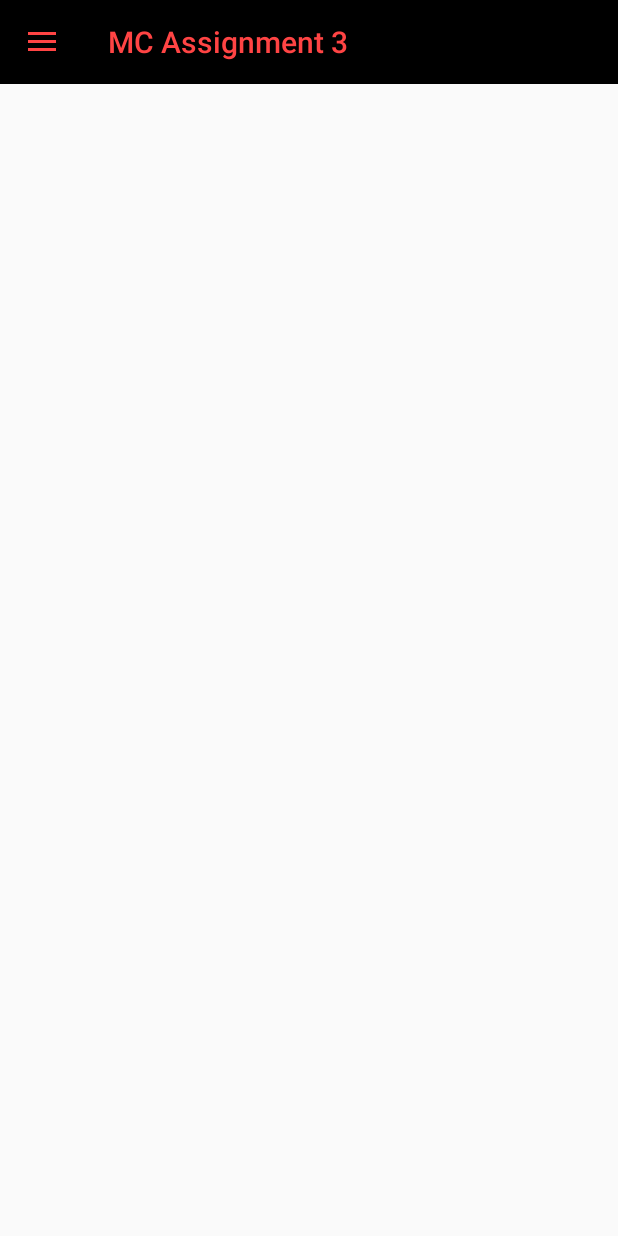
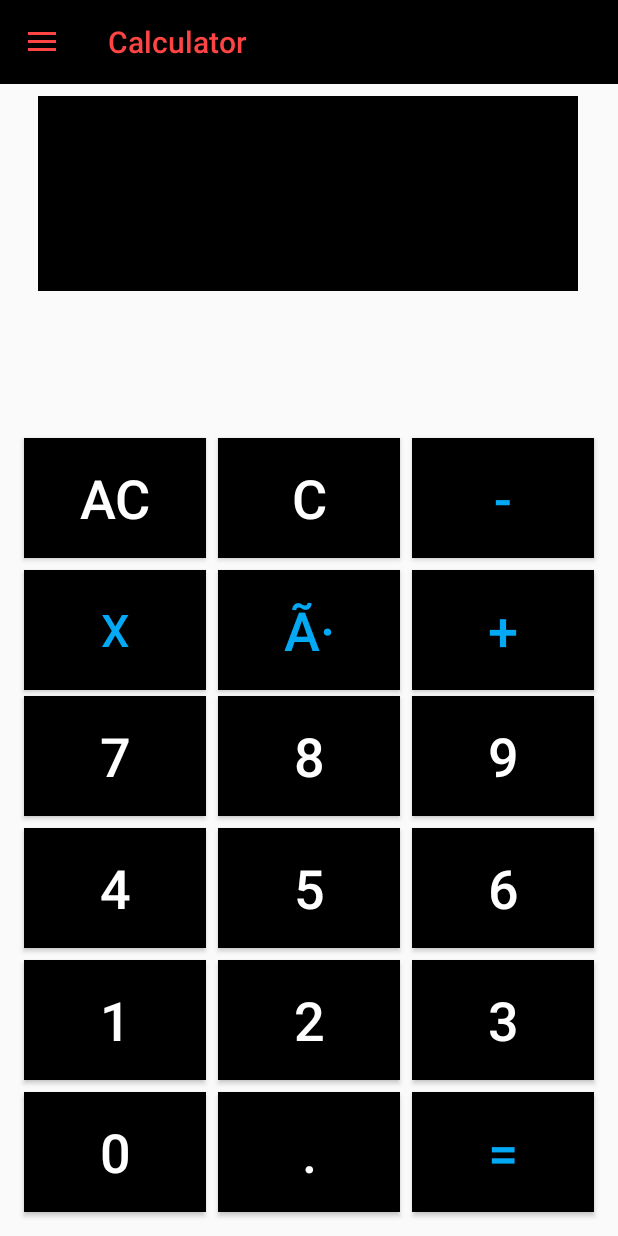
Before and after one commit to szafar97/Assignment3, an Android app: the screen it shows after launch (MainActivity before the commit, CalculatorActivity after it), after a tap on "Calculator", on a phone screen of 412 x 824 dp. Run offline under Robolectric (Android 15) with nearby library versions, the light colour scheme and no system bars; 1 other tap on this screen came first.

Commit message:
Calculator added with Navigation Menu

```diff
--- a/app/src/main/AndroidManifest.xml
+++ b/app/src/main/AndroidManifest.xml
@@ -9,6 +9,7 @@
         android:roundIcon="@mipmap/ic_launcher_round"
         android:supportsRtl="true"
         android:theme="@style/AppTheme">
+        <activity android:name=".Calculator.CalculatorActivity"></activity>
         <activity android:name=".MainActivity">
             <intent-filter>
                 <action android:name="android.intent.action.MAIN" />
--- /dev/null
+++ b/app/src/main/java/com/szafar97/assignment3/Calculator/CalculatorActivity.java
@@ -0,0 +1,191 @@
+package com.szafar97.assignment3.Calculator;
+
+import android.os.Bundle;
+import android.view.LayoutInflater;
+import android.view.View;
+import android.widget.Button;
+import android.widget.TextView;
+
+import com.szafar97.assignment3.MainActivity;
+import com.szafar97.assignment3.R;
+
+public class CalculatorActivity extends MainActivity {
+
+    double answer;
+    boolean flag;
+    String calculation;
+    TextView expression, recent;
+    Button all_clear, clear, btn_equal;
+    Button[] numbtn, oprbtn;
+
+    @Override
+    protected void onCreate(Bundle savedInstanceState) {
+        super.onCreate(savedInstanceState);
+        //setContentView(R.layout.activity_calculator);
+
+        LayoutInflater inflater = getLayoutInflater();
+        View contentView = inflater.inflate(R.layout.activity_calculator, null, false);
+        toolbar.setTitle("Calculator");
+        navigationView.getMenu().getItem(0).setEnabled(false);
+        drawerLayout.addView(contentView, 0);
+
+        answer = 0;
+        flag = false;
+        calculation = "";
+        numbtn = new Button[11];
+        oprbtn = new Button[4];
+
+        expression = (TextView)findViewById(R.id._expression);
+        recent = (TextView)findViewById(R.id._recent);
+        all_clear = (Button)findViewById(R.id.all_clear);
+        clear = (Button)findViewById(R.id.clear);
+        numbtn[0] = (Button)findViewById(R.id._0);
+        numbtn[1] = (Button)findViewById(R.id._1);
+        numbtn[2] = (Button)findViewById(R.id._2);
+        numbtn[3] = (Button)findViewById(R.id._3);
+        numbtn[4] = (Button)findViewById(R.id._4);
+        numbtn[5] = (Button)findViewById(R.id._5);
+        numbtn[6] = (Button)findViewById(R.id._6);
+        numbtn[7] = (Button)findViewById(R.id._7);
+        numbtn[8] = (Button)findViewById(R.id._8);
+        numbtn[9] = (Button)findViewById(R.id._9);
+        numbtn[10] = (Button)findViewById(R.id._decimal);
+        btn_equal = (Button)findViewById(R.id.btn_equal);
+        oprbtn[0] = (Button)findViewById(R.id.btn_add);
+        oprbtn[1] = (Button)findViewById(R.id.btn_sub);
+        oprbtn[2] = (Button)findViewById(R.id.btn_mul);
+        oprbtn[3] = (Button)findViewById(R.id.btn_div);
+
+        View.OnClickListener all_clear_function = new View.OnClickListener() {
+            @Override
+            public void onClick(View v) {
+                expression.setText("");
+                recent.setText("");
+                answer = 0;
+            }
+        };
+
+        View.OnClickListener clear_function = new View.OnClickListener() {
+            @Override
+            public void onClick(View v) {
+                expression.setText("");
+            }
+        };
+
+        View.OnClickListener numbtn_function = new View.OnClickListener() {
+            @Override
+            public void onClick(View v) {
+                String exp = expression.getText().toString();
+
+                if (flag || exp.contains("Error") || exp.equals("0"))
+                {
+                    expression.setText("");
+                    recent.setText("");
+                    exp = "";
+                }
+
+                flag = false;
+                Button btn = (Button)v;
+                String num = btn.getText().toString();
+
+                if (num.equals("."))
+                {
+                    if(!exp.contains("."))
+                    {
+                        expression.setText(exp + num);
+                    }
+                }
+                else
+                {
+                    expression.setText(exp + num);
+                }
+            }
+        };
+
+        View.OnClickListener operator_function = new View.OnClickListener() {
+            @Override
+            public void onClick(View v) {
+                Button b = (Button)v;
+
+                try
+                {
+                    if (answer != 0)
+                        btn_equal.performClick();
+                    else
+                        answer = Double.parseDouble(expression.getText().toString());
+
+                    calculation = b.getText().toString();
+                    recent.setText(answer + " " + calculation);
+                    flag = true;
+                }
+                catch (NumberFormatException e)
+                {
+                    expression.setText("Syntax Error");
+                }
+            }
+        };
+
+        View.OnClickListener equal_function = new View.OnClickListener() {
+            @Override
+            public void onClick(View v) {
+                try
+                {
+                    switch(calculation)
+                    {
+                        case "+":
+                            expression.setText(Double.toString(answer + Double.parseDouble(expression.getText().toString())));
+                            break;
+
+                        case "-":
+                            expression.setText(Double.toString(answer - Double.parseDouble(expression.getText().toString())));
+                            break;
+
+                        case "÷":
+                            expression.setText(Double.toString(answer / Double.parseDouble(expression.getText().toString())));
+                            break;
+
+                        case "x":
+                            expression.setText(Double.toString(answer * Double.parseDouble(expression.getText().toString())));
+                            break;
+
+                        default:
+                            break;
+                    }
+
+                    if (expression.getText().toString().equals("∞"))
+                    {
+                        answer = 0;
+                        expression.setText("Math Error");
+                    }
+                    else
+                    {
+                        answer = Double.parseDouble(expression.getText().toString());
+                    }
+                    recent.setText("");
+                }
+                catch (ArithmeticException e)
+                {
+                    expression.setText("Math Error");
+                }
+                catch(Exception e)
+                {
+                    expression.setText("Syntax Error");
+                }
+            }
+        };
+
+        all_clear.setOnClickListener(all_clear_function);
+        clear.setOnClickListener(clear_function);
+        btn_equal.setOnClickListener(equal_function);
+
+        for (int i = 0; i <= 10; i++)
+        {
+            numbtn[i].setOnClickListener(numbtn_function);
+        }
+
+        for (int i = 0; i < 4; i++)
+        {
+            oprbtn[i].setOnClickListener(operator_function);
+        }
+    }
+}
--- a/app/src/main/java/com/szafar97/assignment3/MainActivity.java
+++ b/app/src/main/java/com/szafar97/assignment3/MainActivity.java
@@ -7,17 +7,19 @@ import androidx.appcompat.widget.Toolbar;
 import androidx.core.view.GravityCompat;
 import androidx.drawerlayout.widget.DrawerLayout;
 
+import android.content.Intent;
 import android.os.Bundle;
 import android.view.MenuItem;
 import android.widget.Toast;
 
 import com.google.android.material.navigation.NavigationView;
+import com.szafar97.assignment3.Calculator.CalculatorActivity;
 
 public class MainActivity extends AppCompatActivity {
 
-    NavigationView navigationView;
-    DrawerLayout drawerLayout;
-    Toolbar toolbar;
+    protected NavigationView navigationView;
+    protected DrawerLayout drawerLayout;
+    protected Toolbar toolbar;
     ActionBarDrawerToggle toggle;
 
     @Override
@@ -43,6 +45,8 @@ public class MainActivity extends AppCompatActivity {
                     case R.id.nav_calculator :
                         Toast.makeText(getApplicationContext(),"Calculator Started",Toast.LENGTH_SHORT).show();
                         drawerLayout.closeDrawer(GravityCompat.START);
+                        Intent intent = new Intent(MainActivity.this, CalculatorActivity.class);
+                        startActivity(intent);
                         break;
 
                     case R.id.nav_quiz :
--- /dev/null
+++ b/app/src/main/res/layout/activity_calculator.xml
@@ -0,0 +1,272 @@
+<?xml version="1.0" encoding="utf-8"?>
+<androidx.constraintlayout.widget.ConstraintLayout xmlns:android="http://schemas.android.com/apk/res/android"
+    xmlns:app="http://schemas.android.com/apk/res-auto"
+    xmlns:tools="http://schemas.android.com/tools"
+    android:layout_width="match_parent"
+    android:layout_height="wrap_content"
+    tools:context=".Calculator.CalculatorActivity">
+
+    <TextView
+        android:id="@+id/_recent"
+        android:layout_width="360dp"
+        android:layout_height="40dp"
+        android:layout_marginTop="64dp"
+        android:background="#000000"
+        android:textAlignment="textEnd"
+        android:textColor="#FFEB3B"
+        android:textSize="30sp"
+        app:layout_constraintEnd_toEndOf="parent"
+        app:layout_constraintHorizontal_bias="0.49"
+        app:layout_constraintStart_toStartOf="parent"
+        app:layout_constraintTop_toTopOf="parent" />
+
+    <Button
+        android:id="@+id/btn_sub"
+        android:layout_width="121dp"
+        android:layout_height="80dp"
+        android:layout_marginEnd="16dp"
+        android:layout_marginBottom="8dp"
+        android:background="#000000"
+        android:text="-"
+        android:textColor="#03A9F4"
+        android:textSize="36sp"
+        app:layout_constraintBottom_toTopOf="@+id/btn_add"
+        app:layout_constraintEnd_toEndOf="parent" />
+
+    <Button
+        android:id="@+id/all_clear"
+        android:layout_width="121dp"
+        android:layout_height="80dp"
+        android:layout_marginStart="16dp"
+        android:layout_marginBottom="8dp"
+        android:background="#000000"
+        android:text="AC"
+        android:textColor="#FFFFFF"
+        android:textSize="36sp"
+        app:layout_constraintBottom_toTopOf="@+id/btn_mul"
+        app:layout_constraintStart_toStartOf="parent" />
+
+    <Button
+        android:id="@+id/btn_mul"
+        android:layout_width="121dp"
+        android:layout_height="80dp"
+        android:layout_marginStart="16dp"
+        android:layout_marginBottom="4dp"
+        android:background="#000000"
+        android:text="x"
+        android:textColor="#03A9F4"
+        android:textSize="30sp"
+        app:layout_constraintBottom_toTopOf="@+id/_7"
+        app:layout_constraintStart_toStartOf="parent" />
+
+    <Button
+        android:id="@+id/_8"
+        android:layout_width="121dp"
+        android:layout_height="80dp"
+        android:layout_marginBottom="8dp"
+        android:background="#000000"
+        android:text="8"
+        android:textColor="#FFFFFF"
+        android:textSize="36sp"
+        app:layout_constraintBottom_toTopOf="@+id/_5"
+        app:layout_constraintEnd_toStartOf="@+id/_9"
+        app:layout_constraintStart_toEndOf="@+id/_7" />
+
+    <Button
+        android:id="@+id/btn_div"
+        android:layout_width="121dp"
+        android:layout_height="80dp"
+        android:layout_marginBottom="4dp"
+        android:background="#000000"
+        android:text="Ã·"
+        android:textColor="#03A9F4"
+        android:textSize="36sp"
+        app:layout_constraintBottom_toTopOf="@+id/_8"
+        app:layout_constraintEnd_toStartOf="@+id/btn_add"
+        app:layout_constraintStart_toEndOf="@+id/btn_mul" />
+
+    <Button
+        android:id="@+id/clear"
+        android:layout_width="121dp"
+        android:layout_height="80dp"
+        android:layout_marginBottom="8dp"
+        android:background="#000000"
+        android:text="C"
+        android:textColor="#FFFFFF"
+        android:textSize="36sp"
+        app:layout_constraintBottom_toTopOf="@+id/btn_div"
+        app:layout_constraintEnd_toStartOf="@+id/btn_sub"
+        app:layout_constraintStart_toEndOf="@+id/all_clear" />
+
+    <Button
+        android:id="@+id/_9"
+        android:layout_width="121dp"
+        android:layout_height="80dp"
+        android:layout_marginEnd="16dp"
+        android:layout_marginBottom="8dp"
+        android:background="#000000"
+        android:text="9"
+        android:textColor="#FFFFFF"
+        android:textSize="36sp"
+        app:layout_constraintBottom_toTopOf="@+id/_6"
+        app:layout_constraintEnd_toEndOf="parent" />
+
+    <Button
+        android:id="@+id/btn_add"
+        android:layout_width="121dp"
+        android:layout_height="80dp"
+        android:layout_marginEnd="16dp"
+        android:layout_marginBottom="4dp"
+        android:background="#000000"
+        android:text="+"
+        android:textColor="#03A9F4"
+        android:textSize="36sp"
+        app:layout_constraintBottom_toTopOf="@+id/_9"
+        app:layout_constraintEnd_toEndOf="parent" />
+
+    <Button
+        android:id="@+id/_7"
+        android:layout_width="121dp"
+        android:layout_height="80dp"
+        android:layout_marginStart="16dp"
+        android:layout_marginBottom="8dp"
+        android:background="#000000"
+        android:text="7"
+        android:textColor="#FFFFFF"
+        android:textSize="36sp"
+        app:layout_constraintBottom_toTopOf="@+id/_4"
+        app:layout_constraintStart_toStartOf="parent" />
+
+    <Button
+        android:id="@+id/_6"
+        android:layout_width="121dp"
+        android:layout_height="80dp"
+        android:layout_marginEnd="16dp"
+        android:layout_marginBottom="8dp"
+        android:background="#000000"
+        android:text="6"
+        android:textColor="#FFFFFF"
+        android:textSize="36sp"
+        app:layout_constraintBottom_toTopOf="@+id/_3"
+        app:layout_constraintEnd_toEndOf="parent" />
+
+    <Button
+        android:id="@+id/_4"
+        android:layout_width="121dp"
+        android:layout_height="80dp"
+        android:layout_marginStart="16dp"
+        android:layout_marginBottom="8dp"
+        android:background="#000000"
+        android:text="4"
+        android:textColor="#FFFFFF"
+        android:textSize="36sp"
+        app:layout_constraintBottom_toTopOf="@+id/_1"
+        app:layout_constraintStart_toStartOf="parent" />
+
+    <Button
+        android:id="@+id/_2"
+        android:layout_width="121dp"
+        android:layout_height="80dp"
+        android:layout_marginBottom="8dp"
+        android:background="#000000"
+        android:text="2"
+        android:textColor="#FFFFFF"
+        android:textSize="36sp"
+        app:layout_constraintBottom_toTopOf="@+id/_decimal"
+        app:layout_constraintEnd_toStartOf="@+id/_3"
+        app:layout_constraintStart_toEndOf="@+id/_1" />
+
+    <Button
+        android:id="@+id/_5"
+        android:layout_width="121dp"
+        android:layout_height="80dp"
+        android:layout_marginBottom="8dp"
+        android:background="#000000"
+        android:text="5"
+        android:textColor="#FFFFFF"
+        android:textSize="36sp"
+        app:layout_constraintBottom_toTopOf="@+id/_2"
+        app:layout_constraintEnd_toStartOf="@+id/_6"
+        app:layout_constraintStart_toEndOf="@+id/_4" />
+
+    <Button
+        android:id="@+id/_3"
+        android:layout_width="121dp"
+        android:layout_height="80dp"
+        android:layout_marginEnd="16dp"
+        android:layout_marginBottom="8dp"
+        android:background="#000000"
+        android:text="3"
+        android:textColor="#FFFFFF"
+        android:textSize="36sp"
+        app:layout_constraintBottom_toTopOf="@+id/btn_equal"
+        app:layout_constraintEnd_toEndOf="parent" />
+
+    <Button
+        android:id="@+id/_1"
+        android:layout_width="121dp"
+        android:layout_height="80dp"
+        android:layout_marginStart="16dp"
+        android:layout_marginBottom="8dp"
+        android:background="#000000"
+        android:text="1"
+        android:textColor="#FFFFFF"
+        android:textSize="36sp"
+        app:layout_constraintBottom_toTopOf="@+id/_0"
+        app:layout_constraintStart_toStartOf="parent" />
+
+    <Button
+        android:id="@+id/_decimal"
+        android:layout_width="121dp"
+        android:layout_height="80dp"
+        android:layout_marginBottom="16dp"
+        android:background="#000000"
+        android:text="."
+        android:textColor="#FFFFFF"
+        android:textSize="36sp"
+        app:layout_constraintBottom_toBottomOf="parent"
+        app:layout_constraintEnd_toStartOf="@+id/btn_equal"
+        app:layout_constraintStart_toEndOf="@+id/_0" />
+
+    <Button
+        android:id="@+id/_0"
+        android:layout_width="121dp"
+        android:layout_height="80dp"
+        android:layout_marginStart="16dp"
+        android:layout_marginBottom="16dp"
+        android:background="#000000"
+        android:text="0"
+        android:textColor="#FFFFFF"
+        android:textSize="36sp"
+        app:layout_constraintBottom_toBottomOf="parent"
+        app:layout_constraintStart_toStartOf="parent" />
+
+    <Button
+        android:id="@+id/btn_equal"
+        android:layout_width="121dp"
+        android:layout_height="80dp"
+        android:layout_marginEnd="16dp"
+        android:layout_marginBottom="16dp"
+        android:background="#000000"
+        android:text="="
+        android:textColor="#03A9F4"
+        android:textSize="36sp"
+        app:layout_constraintBottom_toBottomOf="parent"
+        app:layout_constraintEnd_toEndOf="parent" />
+
+    <TextView
+        android:id="@+id/_expression"
+        android:layout_width="360dp"
+        android:layout_height="90dp"
+        android:background="#000000"
+        android:textAlignment="textEnd"
+        android:textColor="#FFFFFF"
+        android:textSize="36sp"
+        app:layout_constraintBottom_toTopOf="@+id/clear"
+        app:layout_constraintEnd_toEndOf="parent"
+        app:layout_constraintHorizontal_bias="0.49"
+        app:layout_constraintStart_toStartOf="parent"
+        app:layout_constraintTop_toBottomOf="@+id/_recent"
+        app:layout_constraintVertical_bias="0.0" />
+
+</androidx.constraintlayout.widget.ConstraintLayout>
```
